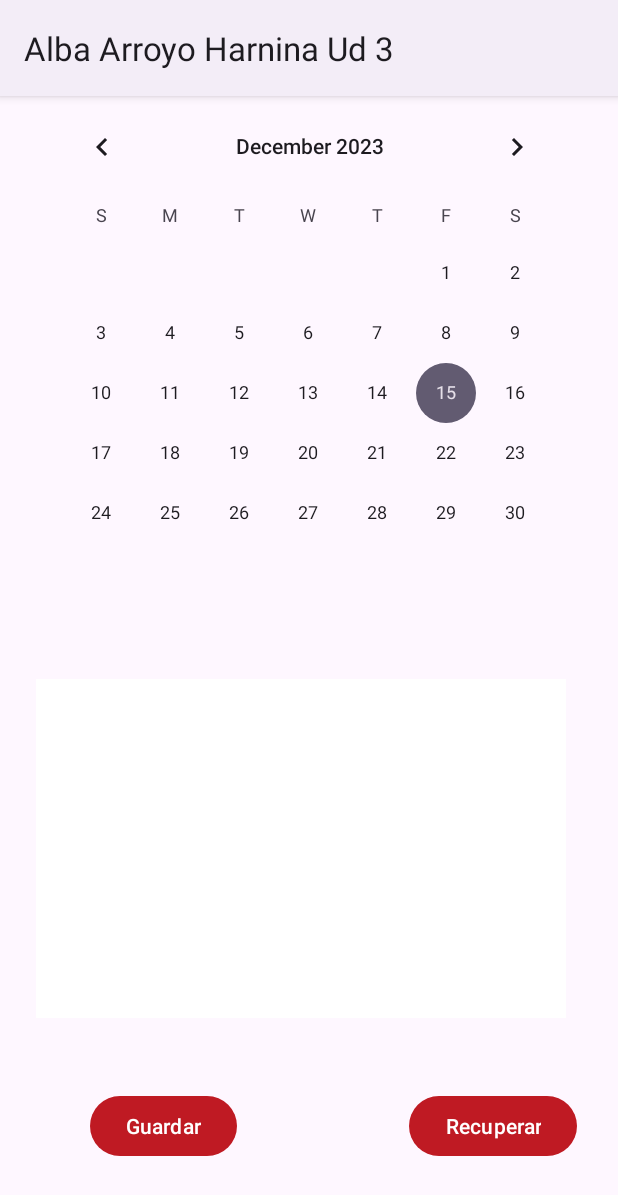
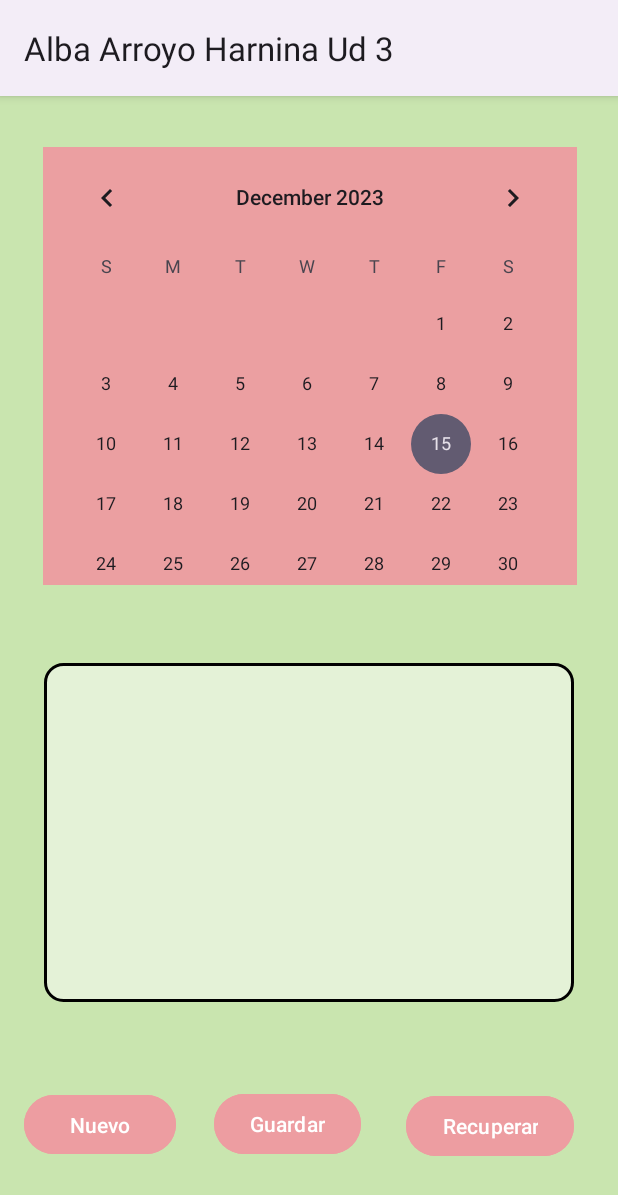
Before and after one commit to Albamunru/ArroyoHarninaApp, an Android app: the MainActivity4 screen opened directly, with no data from a screen before it, after a tap on "Recuperar", on a phone screen of 412 x 824 dp. Shown: the top 1195 px of the screen. Run offline under Robolectric (Android 15) with nearby library versions, the phone set to English and light mode, and no system bars.

Commit message:
modificacion de calendario y corrección de funcionalidad

```diff
--- a/app/src/main/java/com/example/albaunidadtres/MainActivity4.java
+++ b/app/src/main/java/com/example/albaunidadtres/MainActivity4.java
@@ -34,6 +34,8 @@ public class MainActivity4 extends AppCompatActivity {
     private String nombreDocumento;
     private Button botonGuardar;
     private Button botonRecuperar;
+    private Button escribir;
+
 private TextView info;
     @SuppressLint("MissingInflatedId")
     @Override
@@ -45,6 +47,9 @@ private TextView info;
          miMultilinea= findViewById(R.id.editTextMultiLine);
          botonGuardar= findViewById(R.id.buttonGuardar);
          botonRecuperar= findViewById(R.id.buttonRecuperar);
+         escribir=findViewById(R.id.buttonVer);
+
+
          info= findViewById(R.id.textViewInfo);
 
         Date fechaHora = new Date();
@@ -72,7 +77,12 @@ private TextView info;
          });
 
 
-
+escribir.setOnClickListener(new View.OnClickListener() {
+    @Override
+    public void onClick(View v) {
+        miMultilinea.setEnabled(true);
+    }
+});
          botonGuardar.setOnClickListener(new View.OnClickListener() {
              @Override
              public void onClick(View v) {
@@ -87,6 +97,11 @@ private TextView info;
         botonRecuperar.setOnClickListener(new View.OnClickListener() {
             @Override
             public void onClick(View v) {
+                if (nombreDocumento == null || nombreDocumento.isEmpty()) {
+
+                    Toast.makeText(getApplicationContext(), "Selecciona una fecha primero", Toast.LENGTH_SHORT).show();
+                } else {
+                    miMultilinea.setEnabled(false);
                     InputStream in = null;
                     try {
                         in = openFileInput(nombreDocumento);
@@ -99,7 +114,6 @@ private TextView info;
                                 buf.append(str).append("\n");
                             }
                             miMultilinea.setText("");
-                        //in.close();
                             miMultilinea.setText(buf.toString());
                         }
                     } catch (FileNotFoundException e) {
@@ -111,8 +125,6 @@ private TextView info;
                                 info.setText("");
                             }
                         }, 2000);
-
-                    //throw new RuntimeException(e);
                     } catch (IOException e) {
                         throw new RuntimeException(e);
                     } finally {
@@ -122,6 +134,7 @@ private TextView info;
                             }
                         } catch (IOException e) {
                             throw new RuntimeException(e);
+                        }
                     }
                 }
             }
--- a/app/src/main/java/com/example/albaunidadtres/MainActivity5.java
+++ b/app/src/main/java/com/example/albaunidadtres/MainActivity5.java
@@ -6,7 +6,10 @@ import android.annotation.SuppressLint;
 import android.app.usage.UsageStats;
 import android.app.usage.UsageStatsManager;
 import android.content.Context;
+import android.content.Intent;
+import android.net.Uri;
 import android.os.Bundle;
+import android.provider.Settings;
 import android.view.View;
 import android.widget.ImageView;
 import android.widget.TextView;
@@ -47,9 +50,8 @@ public class MainActivity5 extends AppCompatActivity {
         intent.setData(uri);
         startActivity(intent);*/
 
-
-       /* Intent intent = new Intent(Settings.ACTION_USAGE_ACCESS_SETTINGS);
-        startActivity(intent);*/
+        Intent intent = new Intent(Settings.ACTION_USAGE_ACCESS_SETTINGS);
+        startActivity(intent);
 
 
         UsageStatsManager tiempoUso = (UsageStatsManager) getSystemService(Context.USAGE_STATS_SERVICE);
--- /dev/null
+++ b/app/src/main/res/drawable/editar_calendario.xml
@@ -0,0 +1,10 @@
+<?xml version="1.0" encoding="utf-8"?>
+
+    <shape xmlns:android="http://schemas.android.com/apk/res/android"
+        android:shape="rectangle">
+        <solid android:color="#80FFFFFF"/>
+        <corners android:radius="12dp"/>
+        <stroke
+            android:width="2dp"
+            android:color="#000000"/>
+    </shape>
--- a/app/src/main/res/layout/activity_main4.xml
+++ b/app/src/main/res/layout/activity_main4.xml
@@ -4,54 +4,58 @@
     xmlns:tools="http://schemas.android.com/tools"
     android:layout_width="match_parent"
     android:layout_height="match_parent"
+    android:background="#c9e5af"
     tools:context=".MainActivity4">
 
     <EditText
         android:id="@+id/editTextMultiLine"
         android:layout_width="353dp"
         android:layout_height="226dp"
-        android:background="@color/white"
+        android:background="@drawable/editar_calendario"
+        android:padding="16dp"
         android:ems="10"
         android:gravity="start|top"
         android:inputType="textMultiLine"
         app:layout_constraintBottom_toBottomOf="parent"
         app:layout_constraintEnd_toEndOf="parent"
-        app:layout_constraintHorizontal_bias="0.413"
         app:layout_constraintStart_toStartOf="parent"
         app:layout_constraintTop_toTopOf="parent"
-        app:layout_constraintVertical_bias="0.728" />
+        app:layout_constraintVertical_bias="0.708" />
 
     <CalendarView
         android:id="@+id/calendarView"
-        android:layout_width="363dp"
-        android:layout_height="308dp"
-        android:selectedWeekBackgroundColor="@color/material_dynamic_primary80"
+        android:layout_width="356dp"
+        android:layout_height="292dp"
+        android:background="#CDED9DA1"
         app:layout_constraintBottom_toBottomOf="parent"
         app:layout_constraintEnd_toEndOf="parent"
+        app:layout_constraintHorizontal_bias="0.51"
         app:layout_constraintStart_toStartOf="parent"
         app:layout_constraintTop_toTopOf="parent"
-        app:layout_constraintVertical_bias="0.0" />
+        app:layout_constraintVertical_bias="0.072" />
 
     <Button
         android:id="@+id/buttonGuardar"
         android:layout_width="wrap_content"
         android:layout_height="wrap_content"
+        android:backgroundTint="#ed9da1"
         android:text="Guardar"
         app:layout_constraintBottom_toBottomOf="parent"
         app:layout_constraintEnd_toEndOf="parent"
-        app:layout_constraintHorizontal_bias="0.192"
+        app:layout_constraintHorizontal_bias="0.455"
         app:layout_constraintStart_toStartOf="parent"
         app:layout_constraintTop_toTopOf="parent"
-        app:layout_constraintVertical_bias="0.931" />
+        app:layout_constraintVertical_bias="0.929" />
 
     <Button
         android:id="@+id/buttonRecuperar"
         android:layout_width="wrap_content"
         android:layout_height="wrap_content"
+        android:backgroundTint="#ed9da1"
         android:text="Recuperar"
         app:layout_constraintBottom_toBottomOf="parent"
         app:layout_constraintEnd_toEndOf="parent"
-        app:layout_constraintHorizontal_bias="0.909"
+        app:layout_constraintHorizontal_bias="0.902"
         app:layout_constraintStart_toStartOf="parent"
         app:layout_constraintTop_toTopOf="parent"
         app:layout_constraintVertical_bias="0.931" />
@@ -66,4 +70,18 @@
         app:layout_constraintStart_toStartOf="parent"
         app:layout_constraintTop_toTopOf="parent"
         app:layout_constraintVertical_bias="0.464" />
+
+    <Button
+        android:id="@+id/buttonVer"
+        android:layout_width="101dp"
+        android:layout_height="47dp"
+        android:backgroundTint="#ed9da1"
+        android:text="Nuevo"
+        app:layout_constraintBottom_toBottomOf="parent"
+        app:layout_constraintEnd_toEndOf="parent"
+        app:layout_constraintHorizontal_bias="0.051"
+        app:layout_constraintStart_toStartOf="parent"
+        app:layout_constraintTop_toTopOf="parent"
+        app:layout_constraintVertical_bias="0.929" />
+
 </androidx.constraintlayout.widget.ConstraintLayout>
--- a/app/src/main/res/values/colors.xml
+++ b/app/src/main/res/values/colors.xml
@@ -2,5 +2,7 @@
 <resources>
     <color name="black">#FF000000</color>
     <color name="white">#FFFFFFFF</color>
+    <color name="VerdeClarito">#c9e5af</color>
+
 
 </resources>
```
Lines whose indentation alone changed are shown as unchanged.
